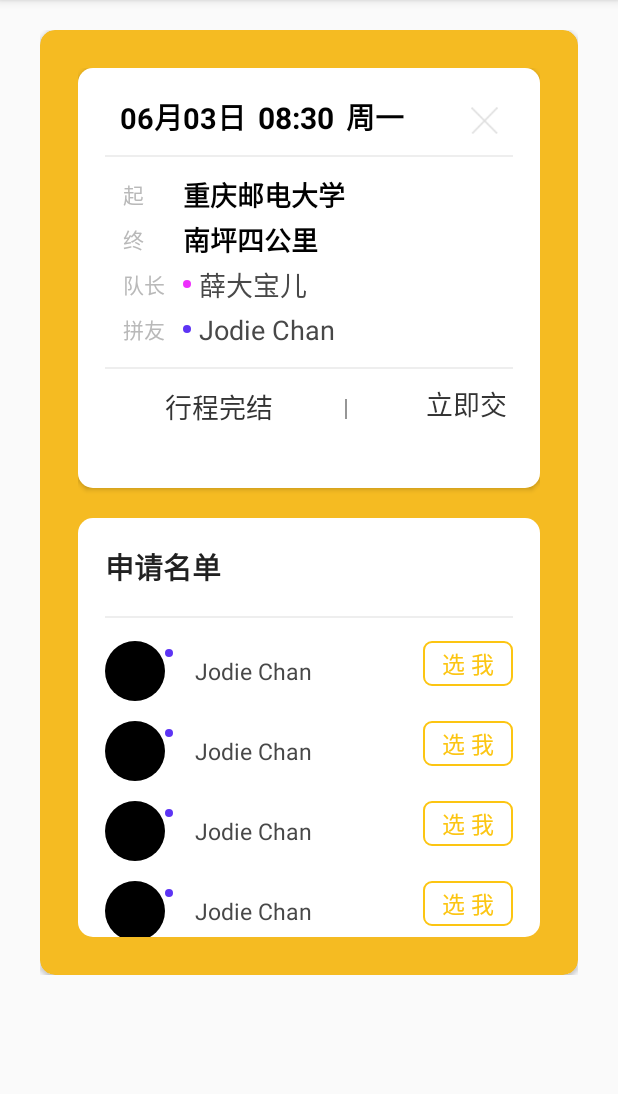
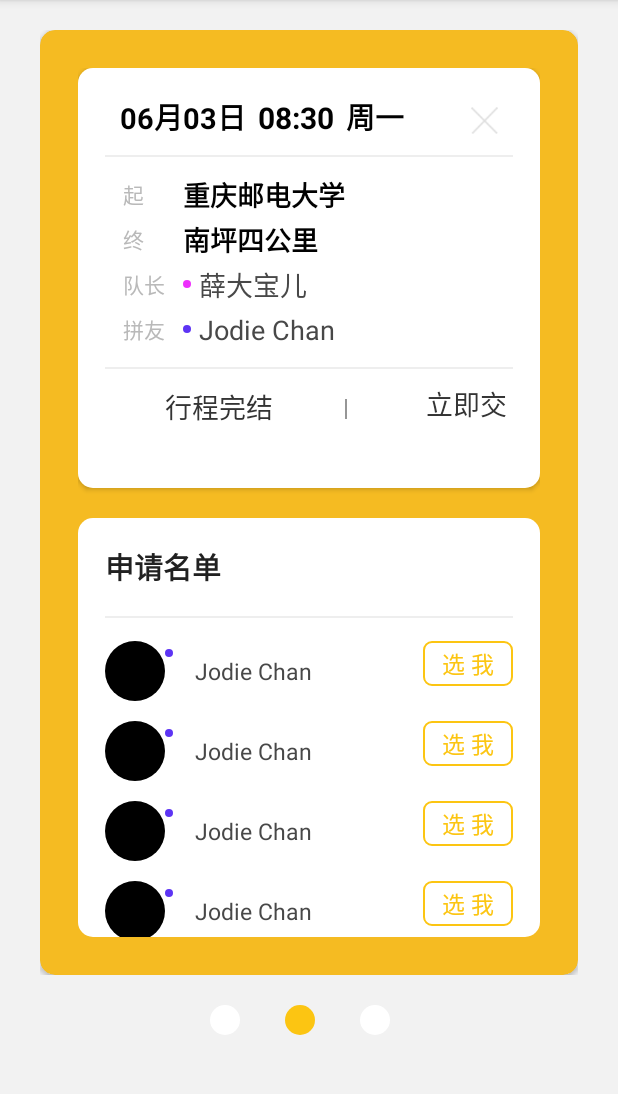
Before and after one commit to Richard102828/XingyuTest, an Android app: the screen it shows after launch (MainActivity), on a phone screen of 412 x 824 dp, the part 84-1178 px from its top. Run offline under Robolectric (Android 15) with nearby library versions, the phone set to English and light mode, and no system bars; our stand-ins replace CircleImageView, RxJava, data binding.

Commit message:
功能基本完成，除开点击事件之类的

```diff
--- a/app/build.gradle
+++ b/app/build.gradle
@@ -20,6 +20,10 @@ android {
 
     dataBinding {
         enabled = true
+    }
+
+    compileOptions {
+        encoding "UTF-8"
     }
 }
 
--- a/app/src/main/java/com/zwh/xingyutest/adapter/FragmentRouteAdapter.java
+++ b/app/src/main/java/com/zwh/xingyutest/adapter/FragmentRouteAdapter.java
@@ -2,6 +2,7 @@ package com.zwh.xingyutest.adapter;
 
 import android.content.Context;
 import android.view.LayoutInflater;
+import android.view.MotionEvent;
 import android.view.View;
 import android.view.ViewGroup;
 
@@ -35,17 +36,17 @@ public class FragmentRouteAdapter extends RecyclerView.Adapter {
     @Override
     public RecyclerView.ViewHolder onCreateViewHolder(@NonNull ViewGroup parent, int viewType) {
         if (viewType == TYPE_Apply) {
-            View view = LayoutInflater.from(mContext).inflate(R.layout.fragment_route_applylist,
+            View apply = LayoutInflater.from(mContext).inflate(R.layout.fragment_route_applylist,
                     parent, false);
-            return new ApplyViewHolder(view);
+            return new ApplyViewHolder(apply);
         }else if (viewType == TYPE_My) {
-            View view = LayoutInflater.from(mContext).inflate(R.layout.fragment_route_my,
+            View my = LayoutInflater.from(mContext).inflate(R.layout.fragment_route_my,
                     parent, false);
-            return new MyViewHolder(view);
+            return new MyViewHolder(my);
         }else {
-            View view = LayoutInflater.from(mContext).inflate(R.layout.fragment_route_all,
+            View all = LayoutInflater.from(mContext).inflate(R.layout.fragment_route_all,
                     parent, false);
-            return new AllViewHolder(view);
+            return new AllViewHolder(all);
         }
     }
 
@@ -68,7 +69,6 @@ public class FragmentRouteAdapter extends RecyclerView.Adapter {
             myViewHolder.recyclerView.setAdapter(myAdapter);
             myViewHolder.recyclerView.setLayoutManager(manager);
             myViewHolder.recyclerView.addItemDecoration(new ItemDecoration(60));
-
         }else {
             //do
             AllViewHolder allViewHolder = (AllViewHolder) holder;
--- a/app/src/main/res/drawable/btn_route_my_item_select.xml
+++ b/app/src/main/res/drawable/btn_route_my_item_select.xml
@@ -1,5 +1,5 @@
 <?xml version="1.0" encoding="utf-8"?>
 <selector xmlns:android="http://schemas.android.com/apk/res/android">
-    <item android:drawable="@drawable/btn_route_my_item_bg_selectd" android:state_pressed="true"/>
+    <item android:drawable="@drawable/btn_route_my_item_bg_selected" android:state_pressed="true"/>
     <item android:drawable="@drawable/btn_route_my_item_bg_unselected" android:state_pressed="false" />
 </selector>
--- /dev/null
+++ b/app/src/main/res/drawable/img_route_bg_indicator.xml
@@ -0,0 +1,5 @@
+<?xml version="1.0" encoding="utf-8"?>
+<selector xmlns:android="http://schemas.android.com/apk/res/android">
+    <item android:drawable="@drawable/img_route_indicator_selected" android:state_selected="true"/>
+    <item android:drawable="@drawable/img_route_indicator_unselected" android:state_selected="false"/>
+</selector>
--- /dev/null
+++ b/app/src/main/res/drawable/img_route_indicator_selected.xml
@@ -0,0 +1,9 @@
+<?xml version="1.0" encoding="utf-8"?>
+<shape xmlns:android="http://schemas.android.com/apk/res/android"
+    android:useLevel="false"
+    android:innerRadius="0dp"
+    android:shape="oval">
+    <solid android:color="#FCC512"/>
+    <size android:height="20dp"
+        android:width="20dp"/>
+</shape>
--- /dev/null
+++ b/app/src/main/res/drawable/img_route_indicator_unselected.xml
@@ -0,0 +1,9 @@
+<?xml version="1.0" encoding="utf-8"?>
+<shape xmlns:android="http://schemas.android.com/apk/res/android"
+    android:useLevel="false"
+    android:innerRadius="0dp"
+    android:shape="oval">
+    <solid android:color="#FFFFFF"/>
+    <size android:height="20dp"
+        android:width="20dp"/>
+</shape>
--- a/app/src/main/res/layout/activity_main.xml
+++ b/app/src/main/res/layout/activity_main.xml
@@ -1,6 +1,5 @@
 <?xml version="1.0" encoding="utf-8"?>
 <LinearLayout xmlns:android="http://schemas.android.com/apk/res/android"
-    xmlns:app="http://schemas.android.com/apk/res-auto"
     xmlns:tools="http://schemas.android.com/tools"
     android:layout_width="match_parent"
     android:layout_height="match_parent"
@@ -9,8 +8,8 @@
     <fragment
         android:id="@+id/fragment"
         android:name="com.zwh.xingyutest.FragmentRoute"
-        android:layout_width="wrap_content"
-        android:layout_height="wrap_content"/>
+        android:layout_width="match_parent"
+        android:layout_height="match_parent"/>
 
 
 </LinearLayout>
--- a/app/src/main/res/layout/fragment_route.xml
+++ b/app/src/main/res/layout/fragment_route.xml
@@ -1,68 +1,48 @@
 <?xml version="1.0" encoding="utf-8"?>
 <layout xmlns:android="http://schemas.android.com/apk/res/android">
 
-    <!--<data>-->
-
-        <!--<variable-->
-            <!--name="colorApply"-->
-            <!--type="int" />-->
-        <!--<variable-->
-            <!--name="colorMy"-->
-            <!--type="int" />-->
-        <!--<variable-->
-            <!--name="colorAll"-->
-            <!--type="int" />-->
-
-    <!--</data>-->
-
     <RelativeLayout
         android:layout_width="match_parent"
-        android:layout_height="match_parent">
+        android:layout_height="match_parent"
+        android:background="#F2F2F2">
 
-        <LinearLayout
-            android:id="@+id/ll_recycler"
+        <androidx.recyclerview.widget.RecyclerView
+            android:id="@+id/rcv_route"
             android:layout_width="match_parent"
             android:layout_height="650dp">
 
-            <androidx.recyclerview.widget.RecyclerView
-                android:id="@+id/rcv_route"
-                android:layout_width="match_parent"
-                android:layout_height="match_parent">
-            </androidx.recyclerview.widget.RecyclerView>
+        </androidx.recyclerview.widget.RecyclerView>
 
-        </LinearLayout>
+        <RelativeLayout
+            android:id="@+id/rl_indicator"
+            android:layout_width="match_parent"
+            android:layout_height="wrap_content"
+            android:layout_marginTop="670dp">
 
-        <!--<RelativeLayout-->
-            <!--android:id="@+id/rl_indicator"-->
-            <!--android:layout_width="match_parent"-->
-            <!--android:layout_height="wrap_content"-->
-            <!--android:layout_alignParentBottom="true"-->
-            <!--android:layout_marginBottom="30dp">-->
+            <ImageView
+                android:id="@+id/img_route_color_apply"
+                android:layout_width="20dp"
+                android:layout_height="20dp"
+                android:layout_marginStart="140dp"
+                android:background="@drawable/img_route_bg_indicator" />
 
-            <!--<de.hdodenhof.circleimageview.CircleImageView-->
-                <!--android:id="@+id/civ_route_color_apply"-->
-                <!--android:layout_width="20dp"-->
-                <!--android:layout_height="20dp"-->
-                <!--android:background="@{colorApply}"-->
-                <!--android:layout_marginStart="140dp"/>-->
+            <ImageView
+                android:id="@+id/img_route_color_my"
+                android:layout_width="20dp"
+                android:layout_height="20dp"
+                android:layout_marginStart="30dp"
+                android:layout_toEndOf="@+id/img_route_color_apply"
+                android:background="@drawable/img_route_bg_indicator" />
 
-            <!--<de.hdodenhof.circleimageview.CircleImageView-->
-                <!--android:id="@+id/civ_route_color_my"-->
-                <!--android:layout_width="20dp"-->
-                <!--android:layout_height="20dp"-->
-                <!--android:background="@{colorMy}"-->
-                <!--android:layout_toEndOf="@+id/civ_route_color_apply"-->
-                <!--android:layout_marginStart="30dp"/>-->
+            <ImageView
+                android:id="@+id/img_route_color_all"
+                android:layout_width="20dp"
+                android:layout_height="20dp"
+                android:layout_marginStart="30dp"
+                android:layout_toEndOf="@+id/img_route_color_my"
+                android:background="@drawable/img_route_bg_indicator" />
 
-            <!--<de.hdodenhof.circleimageview.CircleImageView-->
-                <!--android:id="@+id/civ_route_color_all"-->
-                <!--android:layout_width="20dp"-->
-                <!--android:layout_height="20dp"-->
-                <!--android:background="@{colorAll}"-->
-                <!--android:layout_toEndOf="@+id/civ_route_color_my"-->
-                <!--android:layout_marginStart="30dp"/>-->
-
-        <!--</RelativeLayout>-->
+        </RelativeLayout>
 
     </RelativeLayout>
 
--- a/build.gradle
+++ b/build.gradle
@@ -4,6 +4,7 @@ buildscript {
     repositories {
         google()
         jcenter()
+
 
     }
     dependencies {
```
Also changed, not shown: app/src/main/java/com/zwh/xingyutest/CenterLayoutManager.java (added, +47 -0 lines), app/src/main/java/com/zwh/xingyutest/FragmentRoute.java (+281 -15 lines), app/src/main/java/com/zwh/xingyutest/adapter/FragmentRouteMyAdapter.java (+24 -0 lines), app/src/main/res/drawable/btn_route_my_item_bg_selected.xml (renamed from app/src/main/res/drawable/btn_route_my_item_bg_selectd.xml), app/src/main/res/values/colors.xml (line endings or trailing spaces), app/src/main/res/values/strings.xml (line endings or trailing spaces), app/src/main/res/values/styles.xml (line endings or trailing spaces), gradle.properties (line endings or trailing spaces), settings.gradle (line endings or trailing spaces), 1 other file.
